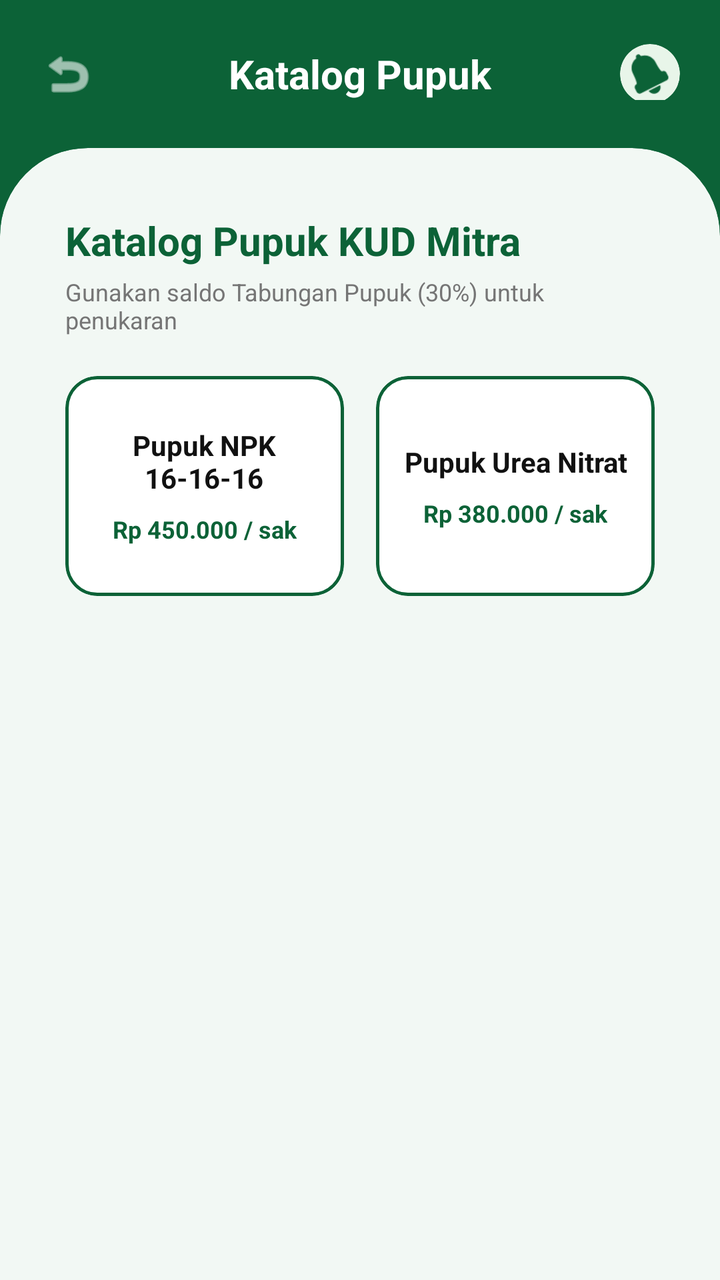
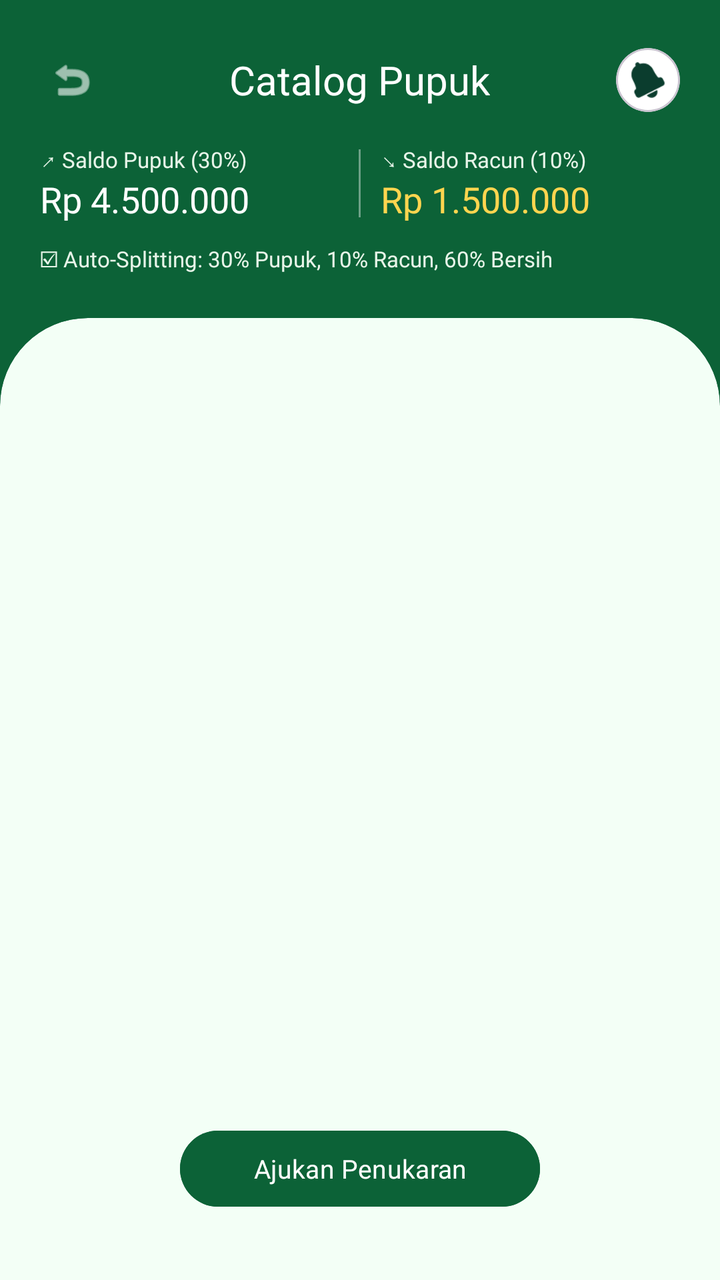

The first picture is an Android layout as it rendered before a commit; the second is the same layout after the commit. The layout source and the unified diff follow.
<!-- AndroidManifest.xml: application theme Theme.IKABiskuat -->
<!-- res/layout/fragment_transaction.xml -->
<?xml version="1.0" encoding="utf-8"?>
<ScrollView xmlns:android="http://schemas.android.com/apk/res/android"
    xmlns:app="http://schemas.android.com/apk/res-auto"
    android:layout_width="match_parent"
    android:layout_height="match_parent"
    android:background="@color/semawit_green"
    android:fillViewport="true">

    <LinearLayout
        android:layout_width="match_parent"
        android:layout_height="wrap_content"
        android:orientation="vertical">

        
        <RelativeLayout
            android:layout_width="match_parent"
            android:layout_height="wrap_content"
            android:paddingHorizontal="20dp"
            android:paddingTop="20dp"
            android:paddingBottom="24dp">

            <ImageView
                android:id="@+id/btnBack"
                android:layout_width="28dp"
                android:layout_height="28dp"
                android:layout_alignParentStart="true"
                android:layout_centerVertical="true"
                android:src="@android:drawable/ic_menu_revert"
                app:tint="@color/white" />

            <TextView
                android:layout_width="wrap_content"
                android:layout_height="wrap_content"
                android:layout_centerInParent="true"
                android:text="Katalog Pupuk"
                android:textColor="@color/white"
                android:textSize="20sp"
                android:textStyle="bold" />

            <com.google.android.material.card.MaterialCardView
                android:id="@+id/btnNotification"
                android:layout_width="30dp"
                android:layout_height="30dp"
                android:layout_alignParentEnd="true"
                android:layout_centerVertical="true"
                app:cardBackgroundColor="#E8F5E9"
                app:cardCornerRadius="19dp"
                app:cardElevation="0dp"
                app:strokeWidth="0dp">

                <ImageView
                    android:layout_width="20dp"
                    android:layout_height="20dp"
                    android:layout_gravity="center"
                    android:contentDescription="Notification"
                    android:scaleType="fitCenter"
                    android:src="@android:drawable/ic_popup_reminder"
                    app:tint="#0C6237" />
            </com.google.android.material.card.MaterialCardView>
        </RelativeLayout>

        
        <com.google.android.material.card.MaterialCardView
            android:layout_width="match_parent"
            android:layout_height="match_parent"
            app:cardBackgroundColor="#F2F8F4"
            app:shapeAppearanceOverlay="@style/ShapeAppearance.TopRounded"
            app:strokeWidth="0dp">

            <LinearLayout
                android:layout_width="match_parent"
                android:layout_height="wrap_content"
                android:orientation="vertical"
                android:padding="20dp">

                
                <TextView
                    android:layout_width="wrap_content"
                    android:layout_height="wrap_content"
                    android:text="Katalog Pupuk KUD Mitra"
                    android:textColor="#0C6237"
                    android:textSize="20sp"
                    android:textStyle="bold" />

                <TextView
                    android:layout_width="wrap_content"
                    android:layout_height="wrap_content"
                    android:layout_marginTop="4dp"
                    android:text="Gunakan saldo Tabungan Pupuk (30%) untuk penukaran"
                    android:textColor="#757575"
                    android:textSize="12sp" />

                
                <LinearLayout
                    android:layout_width="match_parent"
                    android:layout_height="wrap_content"
                    android:layout_marginTop="20dp"
                    android:orientation="horizontal">

                    
                    <com.google.android.material.card.MaterialCardView
                        android:id="@+id/cardNpk"
                        android:layout_width="0dp"
                        android:layout_height="110dp"
                        android:layout_marginEnd="8dp"
                        android:layout_weight="1"
                        app:cardBackgroundColor="@color/white"
                        app:cardCornerRadius="16dp"
                        app:cardElevation="0dp"
                        app:strokeColor="#0C6237"
                        app:strokeWidth="1.5dp">

                        <LinearLayout
                            android:layout_width="match_parent"
                            android:layout_height="match_parent"
                            android:gravity="center"
                            android:orientation="vertical"
                            android:padding="12dp">

                            <TextView
                                android:layout_width="wrap_content"
                                android:layout_height="wrap_content"
                                android:text="Pupuk NPK\n16-16-16"
                                android:textAlignment="center"
                                android:textColor="#111111"
                                android:textSize="14sp"
                                android:textStyle="bold" />

                            <TextView
                                android:layout_width="wrap_content"
                                android:layout_height="wrap_content"
                                android:layout_marginTop="8dp"
                                android:text="Rp 450.000 / sak"
                                android:textColor="#0C6237"
                                android:textSize="12sp"
                                android:textStyle="bold" />
                        </LinearLayout>
                    </com.google.android.material.card.MaterialCardView>

                    
                    <com.google.android.material.card.MaterialCardView
                        android:id="@+id/cardUrea"
                        android:layout_width="0dp"
                        android:layout_height="110dp"
                        android:layout_marginStart="8dp"
                        android:layout_weight="1"
                        app:cardBackgroundColor="@color/white"
                        app:cardCornerRadius="16dp"
                        app:cardElevation="0dp"
                        app:strokeColor="#0C6237"
                        app:strokeWidth="1.5dp">

                        <LinearLayout
                            android:layout_width="match_parent"
                            android:layout_height="match_parent"
                            android:gravity="center"
                            android:orientation="vertical"
                            android:padding="12dp">

                            <TextView
                                android:layout_width="wrap_content"
                                android:layout_height="wrap_content"
                                android:text="Pupuk Urea Nitrat"
                                android:textAlignment="center"
                                android:textColor="#111111"
                                android:textSize="14sp"
                                android:textStyle="bold" />

                            <TextView
                                android:layout_width="wrap_content"
                                android:layout_height="wrap_content"
                                android:layout_marginTop="8dp"
                                android:text="Rp 380.000 / sak"
                                android:textColor="#0C6237"
                                android:textSize="12sp"
                                android:textStyle="bold" />
                        </LinearLayout>
                    </com.google.android.material.card.MaterialCardView>

                </LinearLayout>
            </LinearLayout>
        </com.google.android.material.card.MaterialCardView>
    </LinearLayout>
</ScrollView>
<!-- resources referenced by this layout -->
<resources>
  <color name="semawit_green">#0C6237</color>
  <color name="white">#FFFFFFFF</color>
  <style name="ShapeAppearance.TopRounded" parent="ShapeAppearance.Material3.Corner.None">
          <item name="cornerSizeTopLeft">44dp</item>
          <item name="cornerSizeTopRight">44dp</item>
          <item name="cornerSizeBottomLeft">0dp</item>
          <item name="cornerSizeBottomRight">0dp</item>
      </style>
  <style name="Theme.IKABiskuat" parent="Base.Theme.IKABiskuat" />
  <style name="Base.Theme.IKABiskuat" parent="Theme.Material3.DayNight.NoActionBar" />
</resources>

<!-- the commit's change to res/layout/fragment_transaction.xml (unified diff, before → after) -->
@@ -1,30 +1,31 @@
 <?xml version="1.0" encoding="utf-8"?>
-<ScrollView xmlns:android="http://schemas.android.com/apk/res/android"
+<LinearLayout xmlns:android="http://schemas.android.com/apk/res/android"
     xmlns:app="http://schemas.android.com/apk/res-auto"
     android:layout_width="match_parent"
     android:layout_height="match_parent"
     android:background="@color/semawit_green"
-    android:fillViewport="true">
+    android:orientation="vertical">
 
+    
     <LinearLayout
         android:layout_width="match_parent"
         android:layout_height="wrap_content"
-        android:orientation="vertical">
+        android:orientation="vertical"
+        android:paddingHorizontal="20dp"
+        android:paddingTop="24dp"
+        android:paddingBottom="22dp">
 
-        
         <RelativeLayout
             android:layout_width="match_parent"
-            android:layout_height="wrap_content"
-            android:paddingHorizontal="20dp"
-            android:paddingTop="20dp"
-            android:paddingBottom="24dp">
+            android:layout_height="wrap_content">
 
             <ImageView
                 android:id="@+id/btnBack"
-                android:layout_width="28dp"
-                android:layout_height="28dp"
+                android:layout_width="32dp"
+                android:layout_height="32dp"
                 android:layout_alignParentStart="true"
                 android:layout_centerVertical="true"
+                android:padding="4dp"
                 android:src="@android:drawable/ic_menu_revert"
                 app:tint="@color/white" />
 
@@ -32,153 +33,139 @@
                 android:layout_width="wrap_content"
                 android:layout_height="wrap_content"
                 android:layout_centerInParent="true"
-                android:text="Katalog Pupuk"
+                android:fontFamily="@font/poppinsbold"
+                android:text="Catalog Pupuk"
                 android:textColor="@color/white"
-                android:textSize="20sp"
-                android:textStyle="bold" />
+                android:textSize="20sp" />
 
             <com.google.android.material.card.MaterialCardView
                 android:id="@+id/btnNotification"
-                android:layout_width="30dp"
-                android:layout_height="30dp"
+                android:layout_width="32dp"
+                android:layout_height="32dp"
                 android:layout_alignParentEnd="true"
                 android:layout_centerVertical="true"
-                app:cardBackgroundColor="#E8F5E9"
-                app:cardCornerRadius="19dp"
-                app:cardElevation="0dp"
-                app:strokeWidth="0dp">
+                app:cardBackgroundColor="@color/white"
+                app:cardCornerRadius="16dp"
+                app:cardElevation="0dp">
 
                 <ImageView
-                    android:layout_width="20dp"
-                    android:layout_height="20dp"
+                    android:layout_width="18dp"
+                    android:layout_height="18dp"
                     android:layout_gravity="center"
-                    android:contentDescription="Notification"
-                    android:scaleType="fitCenter"
                     android:src="@android:drawable/ic_popup_reminder"
-                    app:tint="#0C6237" />
+                    app:tint="@color/text_primary" />
             </com.google.android.material.card.MaterialCardView>
         </RelativeLayout>
 
-        
-        <com.google.android.material.card.MaterialCardView
+        <LinearLayout
             android:layout_width="match_parent"
-            android:layout_height="match_parent"
-            app:cardBackgroundColor="#F2F8F4"
-            app:shapeAppearanceOverlay="@style/ShapeAppearance.TopRounded"
-            app:strokeWidth="0dp">
+            android:layout_height="wrap_content"
+            android:layout_marginTop="16dp"
+            android:gravity="center_vertical"
+            android:orientation="horizontal">
 
             <LinearLayout
-                android:layout_width="match_parent"
+                android:layout_width="0dp"
                 android:layout_height="wrap_content"
-                android:orientation="vertical"
-                android:padding="20dp">
-
-                
-                <TextView
-                    android:layout_width="wrap_content"
-                    android:layout_height="wrap_content"
-                    android:text="Katalog Pupuk KUD Mitra"
-                    android:textColor="#0C6237"
-                    android:textSize="20sp"
-                    android:textStyle="bold" />
+                android:layout_weight="1"
+                android:orientation="vertical">
 
                 <TextView
                     android:layout_width="wrap_content"
                     android:layout_height="wrap_content"
-                    android:layout_marginTop="4dp"
-                    android:text="Gunakan saldo Tabungan Pupuk (30%) untuk penukaran"
-                    android:textColor="#757575"
-                    android:textSize="12sp" />
+                    android:fontFamily="@font/poppinsregular"
+                    android:text="↗ Saldo Pupuk (30%)"
+                    android:textColor="#E8F5E9"
+                    android:textSize="11sp" />
 
-                
-                <LinearLayout
-                    android:layout_width="match_parent"
+                <TextView
+                    android:layout_width="wrap_content"
                     android:layout_height="wrap_content"
-                    android:layout_marginTop="20dp"
-                    android:orientation="horizontal">
+                    android:fontFamily="@font/poppinsbold"
+                    android:text="Rp 4.500.000"
+                    android:textColor="@color/white"
+                    android:textSize="18sp" />
+            </LinearLayout>
 
-                    
-                    <com.google.android.material.card.MaterialCardView
-                        android:id="@+id/cardNpk"
-                        android:layout_width="0dp"
-                        android:layout_height="110dp"
-                        android:layout_marginEnd="8dp"
-                        android:layout_weight="1"
-                        app:cardBackgroundColor="@color/white"
-                        app:cardCornerRadius="16dp"
-                        app:cardElevation="0dp"
-                        app:strokeColor="#0C6237"
-                        app:strokeWidth="1.5dp">
+            <View
+                android:layout_width="1dp"
+                android:layout_height="34dp"
+                android:layout_marginHorizontal="10dp"
+                android:background="#66FFFFFF" />
 
-                        <LinearLayout
-                            android:layout_width="match_parent"
-                            android:layout_height="match_parent"
-                            android:gravity="center"
-                            android:orientation="vertical"
-                            android:padding="12dp">
+            <LinearLayout
+                android:layout_width="0dp"
+                android:layout_height="wrap_content"
+                android:layout_weight="1"
+                android:orientation="vertical">
 
-                            <TextView
-                                android:layout_width="wrap_content"
-                                android:layout_height="wrap_content"
-                                android:text="Pupuk NPK\n16-16-16"
-                                android:textAlignment="center"
-                                android:textColor="#111111"
-                                android:textSize="14sp"
-                                android:textStyle="bold" />
+                <TextView
+                    android:layout_width="wrap_content"
+                    android:layout_height="wrap_content"
+                    android:fontFamily="@font/poppinsregular"
+                    android:text="↘ Saldo Racun (10%)"
+                    android:textColor="#E8F5E9"
+                    android:textSize="11sp" />
 
-                            <TextView
-                                android:layout_width="wrap_content"
-                                android:layout_height="wrap_content"
-                                android:layout_marginTop="8dp"
-                                android:text="Rp 450.000 / sak"
-                                android:textColor="#0C6237"
-                                android:textSize="12sp"
-                                android:textStyle="bold" />
-                        </LinearLayout>
-                    </com.google.android.material.card.MaterialCardView>
+                <TextView
+                    android:layout_width="wrap_content"
+                    android:layout_height="wrap_content"
+                    android:fontFamily="@font/poppinsbold"
+                    android:text="Rp 1.500.000"
+                    android:textColor="#FFD54F"
+                    android:textSize="18sp" />
+            </LinearLayout>
+        </LinearLayout>
 
-                    
-                    <com.google.android.material.card.MaterialCardView
-                        android:id="@+id/cardUrea"
-                        android:layout_width="0dp"
-                        android:layout_height="110dp"
-                        android:layout_marginStart="8dp"
-                        android:layout_weight="1"
-                        app:cardBackgroundColor="@color/white"
-                        app:cardCornerRadius="16dp"
-                        app:cardElevation="0dp"
-                        app:strokeColor="#0C6237"
-                        app:strokeWidth="1.5dp">
+        <TextView
+            android:layout_width="wrap_content"
+            android:layout_height="wrap_content"
+            android:layout_marginTop="10dp"
+            android:fontFamily="@font/poppinsregular"
+            android:text="☑ Auto-Splitting: 30% Pupuk, 10% Racun, 60% Bersih"
+            android:textColor="#E8F5E9"
+            android:textSize="11sp" />
+    </LinearLayout>
 
-                        <LinearLayout
-                            android:layout_width="match_parent"
-                            android:layout_height="match_parent"
-                            android:gravity="center"
-                            android:orientation="vertical"
-                            android:padding="12dp">
+    
+    <com.google.android.material.card.MaterialCardView
+        android:layout_width="match_parent"
+        android:layout_height="match_parent"
+        app:cardBackgroundColor="@color/surface_base"
+        app:cardElevation="0dp"
+        app:shapeAppearanceOverlay="@style/ShapeAppearance.TopRounded"
+        app:strokeWidth="0dp">
 
-                            <TextView
-                                android:layout_width="wrap_content"
-                                android:layout_height="wrap_content"
-                                android:text="Pupuk Urea Nitrat"
-                                android:textAlignment="center"
-                                android:textColor="#111111"
-                                android:textSize="14sp"
-                                android:textStyle="bold" />
+        <LinearLayout
+            android:layout_width="match_parent"
+            android:layout_height="match_parent"
+            android:gravity="center_horizontal"
+            android:orientation="vertical"
+            android:padding="20dp">
 
-                            <TextView
-                                android:layout_width="wrap_content"
-                                android:layout_height="wrap_content"
-                                android:layout_marginTop="8dp"
-                                android:text="Rp 380.000 / sak"
-                                android:textColor="#0C6237"
-                                android:textSize="12sp"
-                                android:textStyle="bold" />
-                        </LinearLayout>
-                    </com.google.android.material.card.MaterialCardView>
+            <GridView
+                android:id="@+id/gridViewPupuk"
+                android:layout_width="match_parent"
+                android:layout_height="0dp"
+                android:layout_weight="1"
+                android:horizontalSpacing="14dp"
+                android:numColumns="2"
+                android:scrollbars="none"
+                android:verticalSpacing="14dp" />
 
-                </LinearLayout>
-            </LinearLayout>
-        </com.google.android.material.card.MaterialCardView>
-    </LinearLayout>
-</ScrollView>
+            <com.google.android.material.button.MaterialButton
+                android:id="@+id/btnAddMorePupuk"
+                android:layout_width="180dp"
+                android:layout_height="46dp"
+                android:layout_marginTop="12dp"
+                android:backgroundTint="@color/semawit_green"
+                android:fontFamily="@font/poppinsbold"
+                android:text="Ajukan Penukaran"
+                android:textAllCaps="false"
+                android:textColor="@color/white"
+                android:textSize="13sp"
+                app:cornerRadius="23dp" />
+
+        </LinearLayout>
+    </com.google.android.material.card.MaterialCardView>
+</LinearLayout>
<!-- resource entries referenced after the edit -->
@@ -1,6 +1,8 @@
 <!-- resources referenced by this layout -->
 <resources>
   <color name="semawit_green">#0C6237</color>
+  <color name="surface_base">#F3FFF6</color>
+  <color name="text_primary">#0B3D2E</color>
   <color name="white">#FFFFFFFF</color>
   <style name="ShapeAppearance.TopRounded" parent="ShapeAppearance.Material3.Corner.None">
           <item name="cornerSizeTopLeft">44dp</item>
